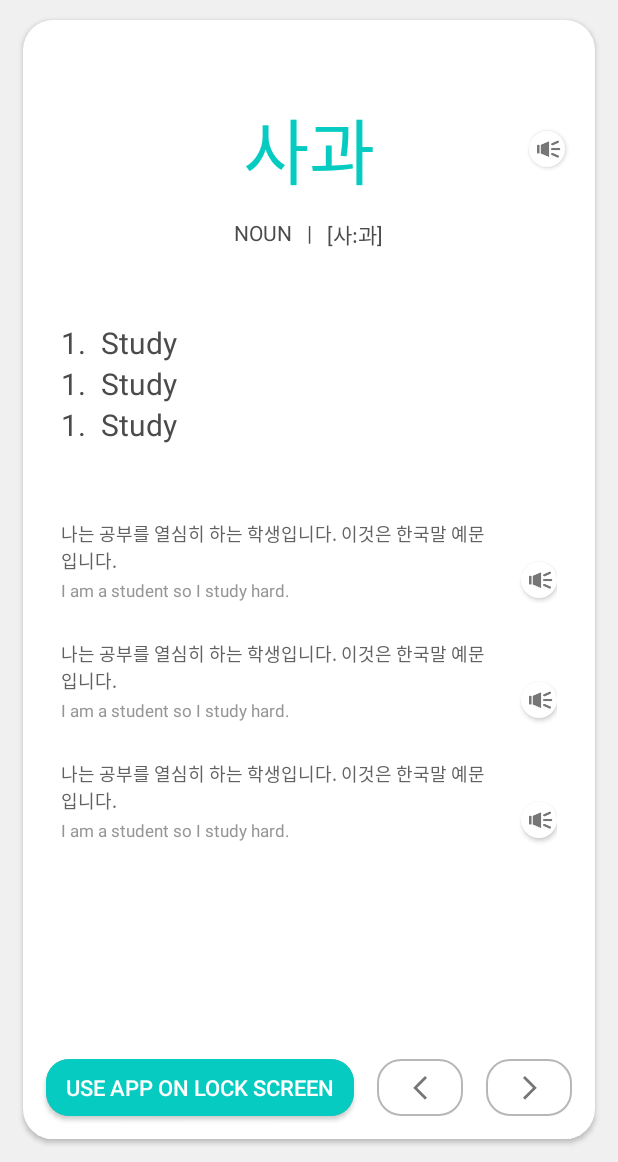
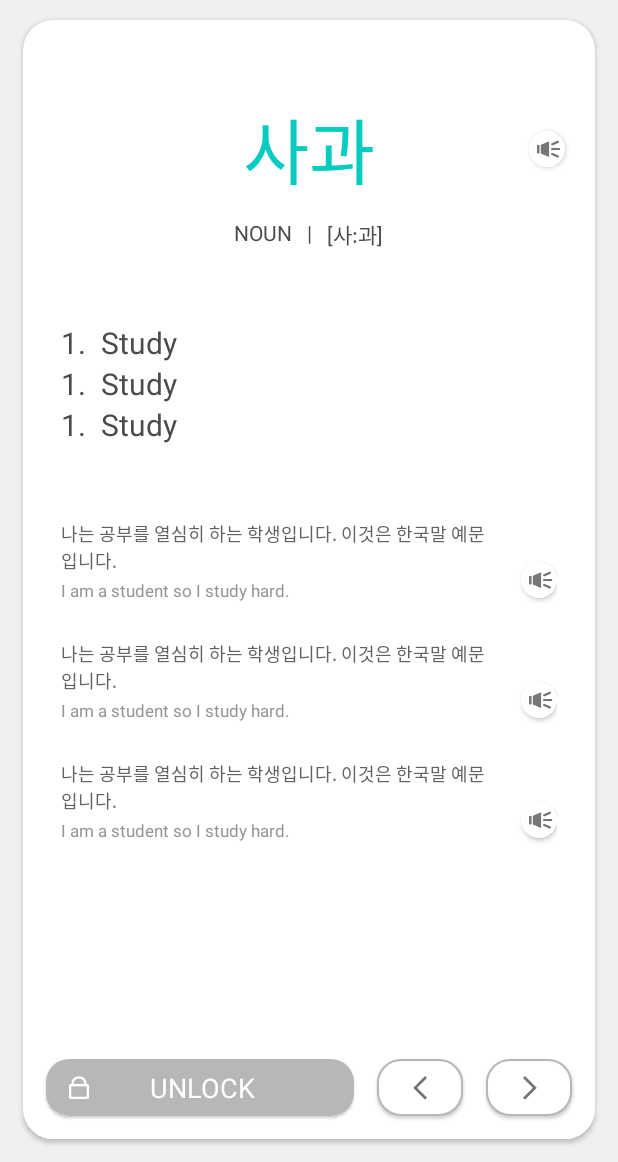
Before and after one commit to onemonster/voca-android, an Android app: the layout fragment_main.xml on its own in the app's theme, with its tools: preview values and no code run, on a phone screen of 412 x 824 dp, the part 74-1236 px from its top. Run offline under Robolectric (Android 15) with nearby library versions, the phone set to English and light mode, and no system bars; network calls fail.

Commit message:
Upgrade gradle, minor design changes

```diff
--- a/app/src/main/res/layout/fragment_main.xml
+++ b/app/src/main/res/layout/fragment_main.xml
@@ -170,24 +170,17 @@
             android:layout_marginEnd="@dimen/grid"
             android:layout_marginBottom="@dimen/grid"
             android:background="@drawable/unlock_screen_button_background"
+            android:elevation="1dp"
             app:layout_constraintBottom_toBottomOf="parent"
             app:layout_constraintEnd_toStartOf="@+id/prev_button"
             app:layout_constraintStart_toStartOf="parent"
-            >
-
-            <androidx.constraintlayout.widget.ConstraintLayout
-                android:layout_width="wrap_content"
-                android:layout_height="wrap_content"
-                app:layout_constraintBottom_toBottomOf="parent"
-                app:layout_constraintEnd_toEndOf="parent"
-                app:layout_constraintStart_toStartOf="parent"
-                app:layout_constraintTop_toTopOf="parent"
             >
 
             <ImageView
                 android:id="@+id/lock_icon"
                 android:layout_width="wrap_content"
                 android:layout_height="wrap_content"
+                android:layout_marginStart="15dp"
                 android:src="@drawable/lock"
                 app:layout_constraintBottom_toBottomOf="parent"
                 app:layout_constraintStart_toStartOf="parent"
@@ -199,6 +192,7 @@
                 android:layout_width="wrap_content"
                 android:layout_height="wrap_content"
                 android:layout_marginStart="5dp"
+                android:layout_marginEnd="30dp"
                 android:text="@string/unlock_screen"
                 android:textColor="@color/white"
                 android:textSize="18dp"
@@ -207,8 +201,6 @@
                 app:layout_constraintStart_toEndOf="@id/lock_icon"
                 app:layout_constraintTop_toTopOf="parent"
                 />
-
-            </androidx.constraintlayout.widget.ConstraintLayout>
 
         </androidx.constraintlayout.widget.ConstraintLayout>
 
@@ -228,6 +220,7 @@
             app:layout_constraintBottom_toBottomOf="parent"
             app:layout_constraintEnd_toStartOf="@+id/prev_button"
             app:layout_constraintStart_toStartOf="parent"
+            tools:visibility="gone"
             />
 
         <ImageButton
@@ -237,6 +230,7 @@
             android:layout_marginEnd="@dimen/grid"
             android:layout_marginBottom="@dimen/grid"
             android:background="@drawable/arrow_button_background"
+            android:elevation="1dp"
             android:src="@drawable/left_arrow"
             app:layout_constraintBottom_toBottomOf="parent"
             app:layout_constraintEnd_toStartOf="@+id/next_button"
@@ -249,6 +243,7 @@
             android:layout_marginEnd="@dimen/grid"
             android:layout_marginBottom="@dimen/grid"
             android:background="@drawable/arrow_button_background"
+            android:elevation="1dp"
             android:src="@drawable/right_arrow"
             app:layout_constraintBottom_toBottomOf="parent"
             app:layout_constraintEnd_toEndOf="parent"
--- a/build.gradle
+++ b/build.gradle
@@ -13,7 +13,7 @@ buildscript {
         mavenCentral()
     }
     dependencies {
-        classpath 'com.android.tools.build:gradle:4.2.0'
+        classpath 'com.android.tools.build:gradle:4.2.1'
         classpath "org.jetbrains.kotlin:kotlin-gradle-plugin:$kotlin_version"
         classpath "com.google.dagger:hilt-android-gradle-plugin:$hilt_core_version"
         classpath 'com.google.gms:google-services:4.3.5'
```
Lines whose indentation alone changed are shown as unchanged.
